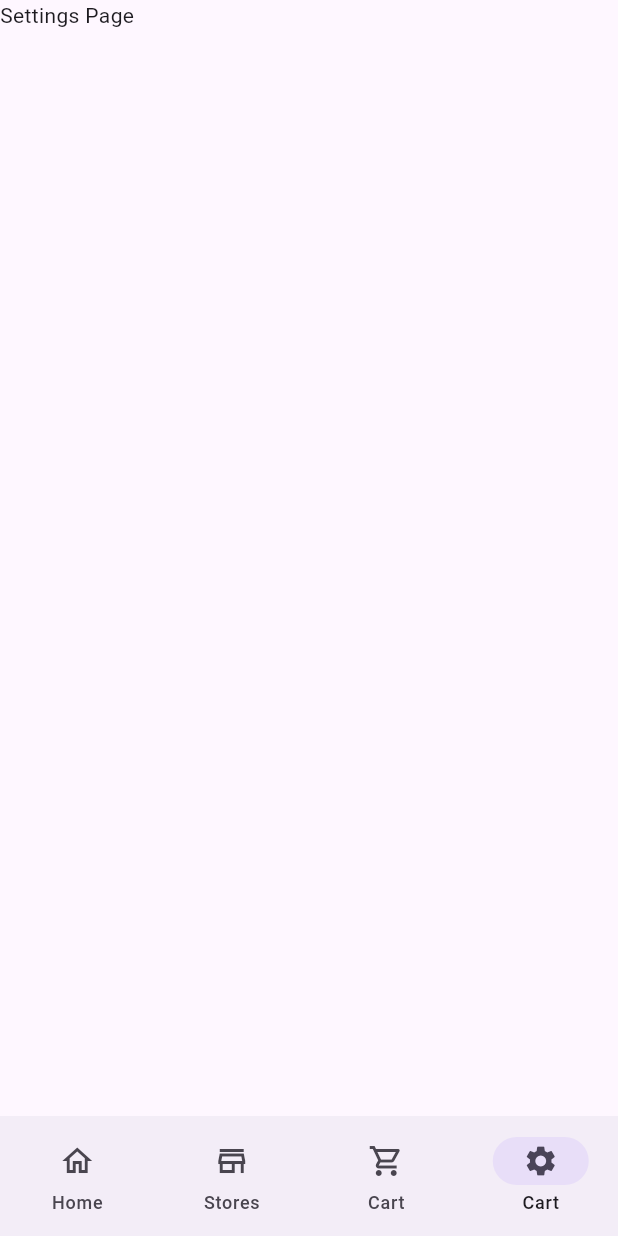
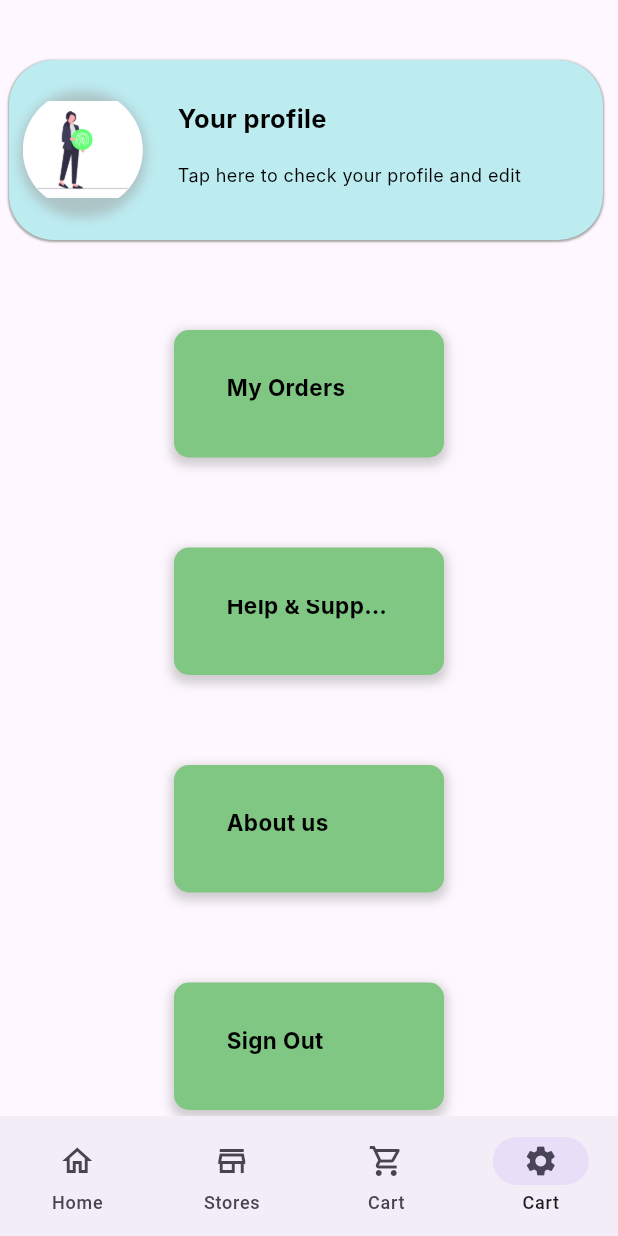
Before and after one commit to Nithin-47/queue_buster, a Flutter app: the screen it shows after launch, item 4 of the bottom bar chosen, on a phone screen of 412 x 824 dp. Run offline on Flutter 3.47's test engine with Material 3 defaults, Android fonts, the phone set to English and light mode, and no system bars; our stand-ins replace flutter_spinkit, go_router, supabase_flutter; accounts and stored records are empty; Roboto replaces fonts that are missing (Inter).

Commit message:
feat:settings page addes

```diff
--- a/lib/pages/consumer/settings.dart
+++ b/lib/pages/consumer/settings.dart
@@ -1,10 +1,137 @@
-import 'package:flutter/cupertino.dart';
+import 'package:flutter/material.dart';
 
-class Settings extends StatelessWidget {
-  const Settings({super.key});
+class ProfileInfo extends StatelessWidget {
+  @override
+  Widget build(BuildContext context) {
+    return Container(
+      margin: const EdgeInsets.fromLTRB(6, 40, 10, 30),
+      padding: const EdgeInsets.fromLTRB(4.2, 3.3, 3.5, 1.4),
+      width: double.infinity,
+      height: 120,
+      decoration: BoxDecoration(
+        color: const Color(0xFFbcebf0),
+        borderRadius: BorderRadius.circular(30),
+        boxShadow: [
+          BoxShadow(
+            color: Colors.grey.withOpacity(0.9),
+            spreadRadius: 0.4,
+            blurRadius: 0.4,
+            offset: const Offset(0, 0.4),
+          ),
+        ],
+      ),
+      child: Row(
+        crossAxisAlignment: CrossAxisAlignment.center,
+        children: [
+          Container(
+            height: 80,
+            width: 80,
+            margin: const EdgeInsets.fromLTRB(5, 3, 23, 5),
+            decoration: BoxDecoration(
+              image: const DecorationImage(
+                image: AssetImage('Assets/login.png'),
+                fit: BoxFit.contain,
+                alignment: Alignment.centerLeft,
+              ),
+              borderRadius: BorderRadius.circular(40),
+              boxShadow: [
+                BoxShadow(
+                  color: Colors.grey.withOpacity(0.5),
+                  spreadRadius: 2,
+                  blurRadius: 5,
+                  offset: const Offset(0, 3),
+                ),
+              ],
+            ),
+          ),
+          const SizedBox(width: 0.2),
+          const Column(
+            crossAxisAlignment: CrossAxisAlignment.start,
+            children: [
+              Text(
+                'Your profile',
+                style: TextStyle(
+                  color: Colors.black,
+                  fontFamily: 'Inter',
+                  fontSize: 17,
+                  fontWeight: FontWeight.w700,
+                  height: 4.23, // Equivalent to lineHeight
+                  overflow: TextOverflow.ellipsis,
+
+                ),
+              ),
+              SizedBox(height: 0.3),
+              Text(
+                'Tap here to check your profile and edit',
+                style: TextStyle(
+                  color: Colors.black,
+                  fontFamily: 'Inter',
+                  fontSize: 12,
+                  fontWeight: FontWeight.w400,
+                  height: 0.2,
+                  overflow: TextOverflow.ellipsis,
+
+                ),
+              ),
+            ],
+          ),
+        ],
+      ),
+    );
+  }
+}
+class RoundedContainer extends StatelessWidget {
+  final String text;
+
+  const RoundedContainer({Key? key, required this.text}) : super(key: key);
 
   @override
   Widget build(BuildContext context) {
-    return const Text("Settings Page");
+    return Container(
+      height: 85,
+      width:180,
+      margin: const EdgeInsets.symmetric(vertical: 30),
+      padding: const EdgeInsets.all(35),
+      decoration: BoxDecoration(
+        color: Colors.green[300],
+        borderRadius: BorderRadius.circular(10),
+        boxShadow: [
+          BoxShadow(
+            color: Colors.grey.withOpacity(0.5),
+            spreadRadius: 2,
+            blurRadius: 5,
+            offset: const Offset(0, 3),
+          ),
+        ],
+      ),
+      child: Text(
+        text,
+        style: const TextStyle(
+        color: Colors.black,
+        fontFamily: 'Inter',
+        fontSize: 15,
+        fontWeight: FontWeight.w700,
+        height: 0.5,
+        overflow: TextOverflow.ellipsis,
+    ),
+    )
+    );
   }
 }
+
+class Settings extends StatelessWidget {
+  const Settings({Key? key}) : super(key: key);
+
+  @override
+  Widget build(BuildContext context) {
+    return Column(
+      children: [
+        ProfileInfo(),
+        const RoundedContainer(text: 'My Orders'),
+        const RoundedContainer(text: 'Help & Support'),
+        const RoundedContainer(text: 'About us'),
+        const RoundedContainer(text: 'Sign Out'),
+      ],
+    );
+  }
+}
```
